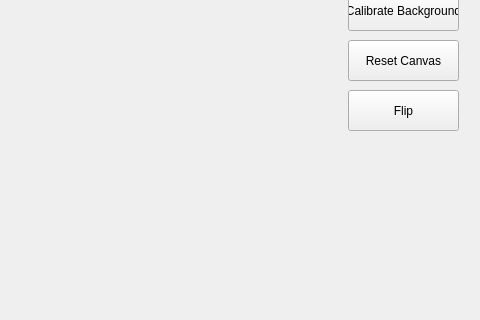
Before: the Qt Designer form src/FingerDrawing/ui/mainwindow.ui in eladeliav/FingerDrawing, drawn with Qt 5; both pictures show x 602 to 1082 and y 160 to 480 of the 1082 by 717 pixel window.
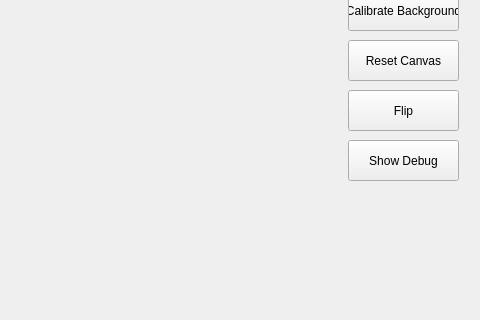
After: the same form once the commit is applied.

Commit message: Added show debug button

```diff
--- a/src/FingerDrawing/ui/mainwindow.ui
+++ b/src/FingerDrawing/ui/mainwindow.ui
@@ -95,6 +95,19 @@
      <string>Flip</string>
     </property>
    </widget>
+   <widget class="QPushButton" name="show_debug_btn">
+    <property name="geometry">
+     <rect>
+      <x>950</x>
+      <y>300</y>
+      <width>111</width>
+      <height>41</height>
+     </rect>
+    </property>
+    <property name="text">
+     <string>Show Debug</string>
+    </property>
+   </widget>
   </widget>
  </widget>
  <resources/>
```
The commit also changes 6 other files.
